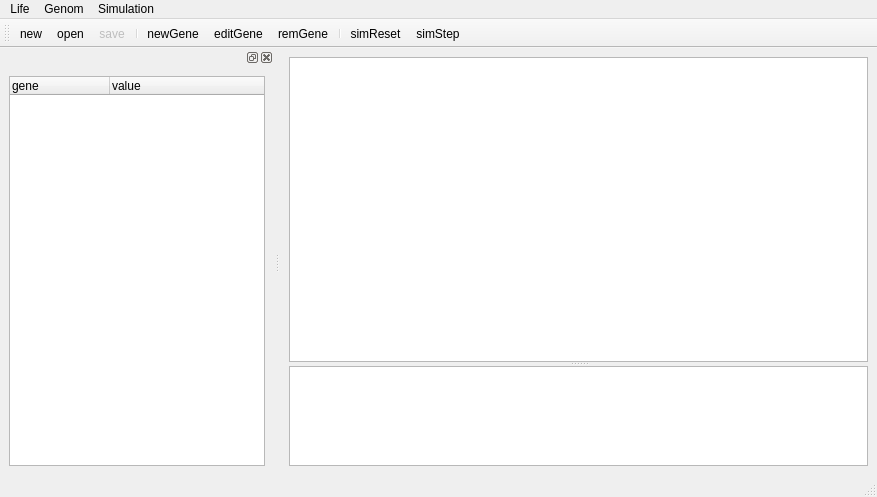
Qt form widget/lifeeditor.ui (dridk/estel) before a commit.
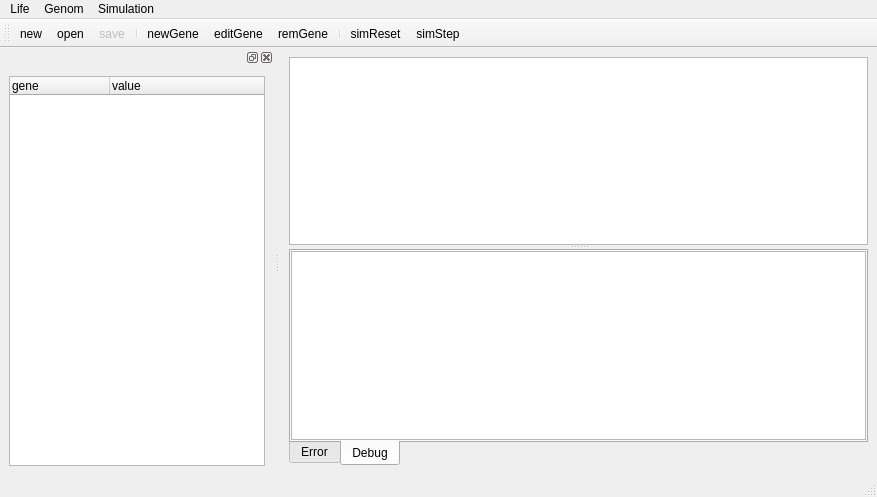
The same form after that commit.

Commit message: add error and debug message for lifeEngine and lifeEditor

Patch:
```diff
--- a/widget/lifeeditor.ui
+++ b/widget/lifeeditor.ui
@@ -21,16 +21,47 @@
        <enum>Qt::Vertical</enum>
       </property>
       <widget class="QTextEdit" name="scriptEdit"/>
-      <widget class="QTextEdit" name="debugTextEdit">
-       <property name="maximumSize">
-        <size>
-         <width>16777215</width>
-         <height>100</height>
-        </size>
+      <widget class="QTabWidget" name="tabWidget">
+       <property name="tabPosition">
+        <enum>QTabWidget::South</enum>
        </property>
-       <property name="readOnly">
-        <bool>true</bool>
+       <property name="currentIndex">
+        <number>1</number>
        </property>
+       <widget class="QWidget" name="tab">
+        <attribute name="title">
+         <string>Error</string>
+        </attribute>
+        <layout class="QVBoxLayout" name="verticalLayout_3">
+         <property name="spacing">
+          <number>0</number>
+         </property>
+         <property name="margin">
+          <number>0</number>
+         </property>
+         <item>
+          <widget class="QPlainTextEdit" name="errorTextEdit"/>
+         </item>
+        </layout>
+       </widget>
+       <widget class="QWidget" name="tab_2">
+        <attribute name="title">
+         <string>Debug</string>
+        </attribute>
+        <layout class="QVBoxLayout" name="verticalLayout_4">
+         <property name="spacing">
+          <number>0</number>
+         </property>
+         <property name="margin">
+          <number>0</number>
+         </property>
+         <item>
+          <widget class="QPlainTextEdit" name="debugTextEdit"/>
+         </item>
+        </layout>
+        <zorder>debugTextEdit</zorder>
+        <zorder>scriptEdit</zorder>
+       </widget>
       </widget>
      </widget>
     </item>
```
Left out of the diff: 48 changed lines with no effect on the pictures. The commit also changes 6 other files.
